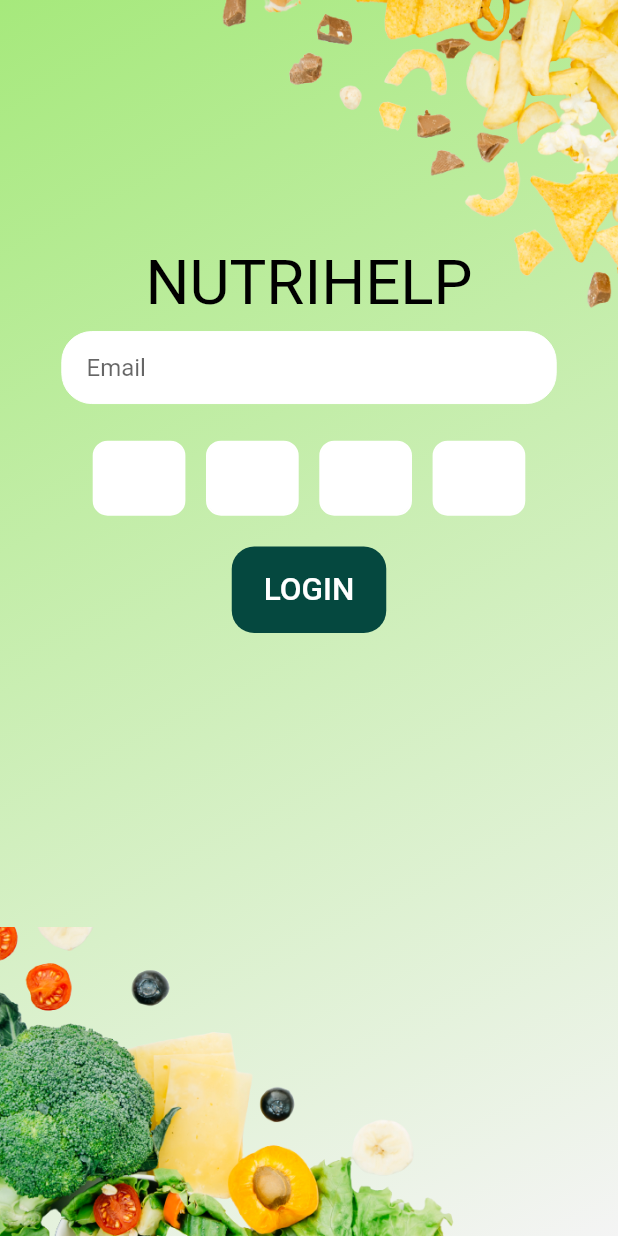
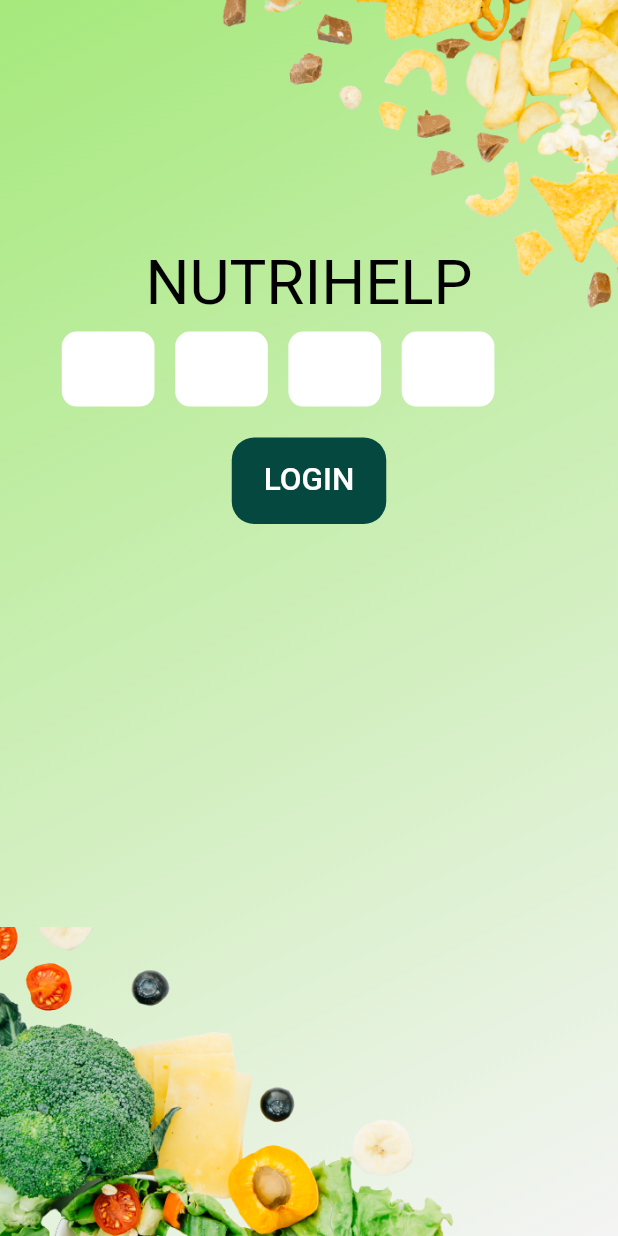
Before and after one commit to Dragsters/Nutrihelp, a Flutter app: the screen it shows after launch, after a tap on "LOGIN", on a phone screen of 412 x 824 dp. Run offline on Flutter 3.47's test engine with Material 2 defaults, Android fonts, the phone set to English and light mode, and no system bars; drawn by our look-alikes of pin_code_fields; our stand-ins replace flutter_custom_clippers, google_fonts; Roboto replaces fonts that are missing (Redressed).

Commit message:
animation from email field to otp pin fileds | state management througgh setstate()

```diff
--- a/client/lib/loginScreen.dart
+++ b/client/lib/loginScreen.dart
@@ -12,6 +12,7 @@ class LoginScreen extends StatefulWidget {
 class _LoginScreenState extends State<LoginScreen> {
   final _formKey = GlobalKey<FormState>();
   String currentText = "";
+  bool _visible = true;
   @override
   Widget build(BuildContext context) {
     double deviceWidth = MediaQuery.of(context).size.width;
@@ -53,7 +54,11 @@ class _LoginScreenState extends State<LoginScreen> {
                       SizedBox(
                         height: deviceHeight * 0.01,
                       ),
-                      Container(
+                      Stack(children: [
+                        AnimatedOpacity(
+                          opacity: _visible ? 1.0 : 0.0,
+                          duration: Duration(milliseconds: 500),
+                          child: Container(
                             width: deviceWidth * 0.8,
                             child: TextField(
                               decoration: InputDecoration(
@@ -61,16 +66,16 @@ class _LoginScreenState extends State<LoginScreen> {
                                 hoverColor: Colors.white,
                                 hintText: 'Email',
                                 focusedBorder: OutlineInputBorder(
-                                borderSide:
-                                    BorderSide(color: Colors.white, width: 0),
+                                    borderSide: BorderSide(
+                                        color: Colors.white, width: 0),
                                     borderRadius: BorderRadius.circular(20)),
                                 enabledBorder: OutlineInputBorder(
-                                borderSide:
-                                    BorderSide(color: Colors.white, width: 0),
+                                    borderSide: BorderSide(
+                                        color: Colors.white, width: 0),
                                     borderRadius: BorderRadius.circular(20)),
                                 border: OutlineInputBorder(
-                                borderSide:
-                                    BorderSide(color: Colors.white, width: 100),
+                                    borderSide: BorderSide(
+                                        color: Colors.white, width: 100),
                                     borderRadius: BorderRadius.circular(20)),
                                 filled: true,
                                 fillColor: Colors.white,
@@ -80,10 +85,11 @@ class _LoginScreenState extends State<LoginScreen> {
                               ),
                             ),
                           ),
-                      SizedBox(
-                        height: deviceHeight * 0.03,
                         ),
-                      Form(
+                        AnimatedOpacity(
+                            opacity: _visible ? 0.0 : 1.0,
+                            duration: Duration(milliseconds: 500),
+                            child: Form(
                                 key: _formKey,
                                 child: Column(
                                   children: [
@@ -93,7 +99,8 @@ class _LoginScreenState extends State<LoginScreen> {
                                       child: PinCodeTextField(
                                         keyboardType: TextInputType.number,
                                         animationType: AnimationType.fade,
-                                  animationDuration: Duration(milliseconds: 10),
+                                        animationDuration:
+                                            Duration(milliseconds: 10),
                                         enableActiveFill: true,
                                         appContext: context,
                                         length: 4,
@@ -106,7 +113,8 @@ class _LoginScreenState extends State<LoginScreen> {
                                         cursorColor: Colors.black,
                                         pinTheme: PinTheme(
                                           shape: PinCodeFieldShape.box,
-                                    borderRadius: BorderRadius.circular(10),
+                                          borderRadius:
+                                              BorderRadius.circular(10),
                                           fieldWidth: deviceWidth * 0.15,
                                           selectedFillColor: Colors.white,
                                           // selectedColor: colors,
@@ -118,12 +126,17 @@ class _LoginScreenState extends State<LoginScreen> {
                                       ),
                                     )
                                   ],
-                          )),
+                                ))),
+                      ]),
                       SizedBox(
                         height: deviceHeight * 0.025,
                       ),
                       TextButton(
-                        onPressed: () {},
+                        onPressed: () {
+                          setState(() {
+                            _visible = !_visible;
+                          });
+                        },
                         child: Text(
                           'LOGIN',
                           style: TextStyle(fontSize: deviceWidth * 0.051),
```
Lines whose indentation alone changed are shown as unchanged.
